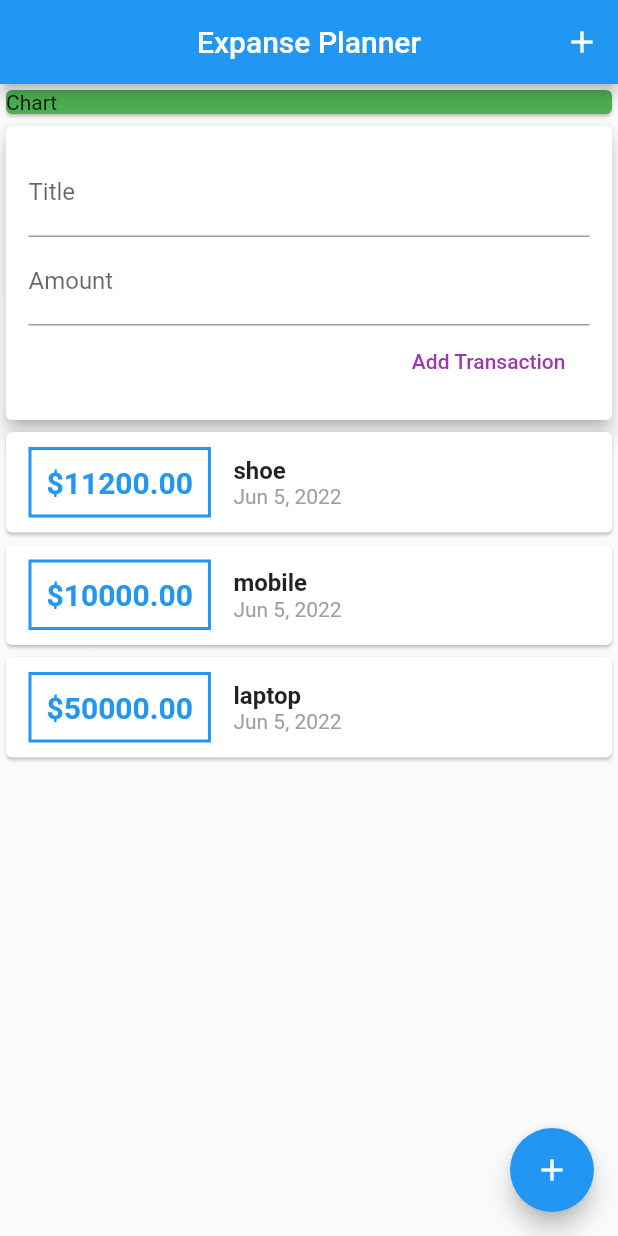
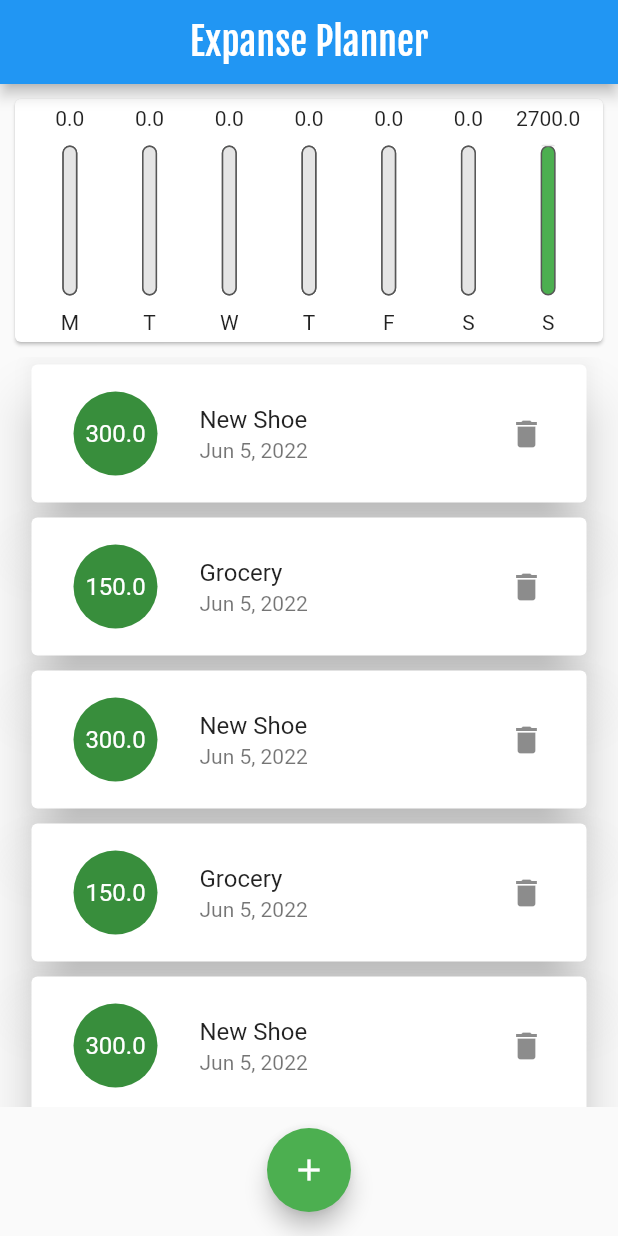
Before and after one commit to smitP7502/Expense-Tracker, a Flutter app: the screen it shows after launch, on a phone screen of 412 x 824 dp. Run offline on Flutter 3.47's test engine with Material 2 defaults, Android fonts, the phone set to English and light mode, and no system bars; missing offline and left inert: dart:ffi.

Commit message:
full app

```diff
--- /dev/null
+++ b/lib/classes/transaction.dart
@@ -0,0 +1,8 @@
+class Transaction {
+  final String title;
+  final String id;
+  final DateTime date;
+  final double amount;
+
+  Transaction(this.title, this.amount, this.id, this.date);
+}
--- a/lib/main.dart
+++ b/lib/main.dart
@@ -1,54 +1,101 @@
 // ignore_for_file: prefer_const_constructors
 
 import 'package:flutter/material.dart';
-import './widgets/user_transaction.dart'; // statefull widget
+import 'package:prectise/widgets/chart.dart';
 
-void main() => runApp(MyApp());
+import './classes/transaction.dart';
+import './widgets/transaction_display.dart';
+import './widgets/new_transaction.dart';
 
-class MyApp extends StatelessWidget {
-  // String? titleInput;
-  // String? amountInput;
-  // final titleController = TextEditingController();
-  // final amountController = TextEditingController();
+void main() => runApp(MyHome());
+
+class MyHome extends StatelessWidget {
+  const MyHome({Key? key}) : super(key: key);
 
   @override
   Widget build(BuildContext context) {
     return MaterialApp(
-      title: "Expanse planner app",
-      home: Scaffold(
+      title: 'Flutter App',
+      theme: ThemeData(
+        primarySwatch: Colors.green,
+        appBarTheme: AppBarTheme(
+          color: Colors.blue,
+          titleTextStyle: TextStyle(
+            fontFamily: 'Fjall',
+            // fontWeight: FontWeight.w600,
+            fontSize: 25,
+          ),
+        ),
+        listTileTheme: ListTileThemeData(),
+      ),
+      home: MyApp(),
+    );
+  }
+}
+
+class MyApp extends StatefulWidget {
+  @override
+  State<MyApp> createState() => _MyAppState();
+}
+
+class _MyAppState extends State<MyApp> {
+  // List of the transactions
+  final List<Transaction> _transactionList = [
+    Transaction("New Shoe", 300, DateTime.now().toString(), DateTime.now()),
+    Transaction("Grocery", 150, DateTime.now().toString(), DateTime.now()),
+    Transaction("New Shoe", 300, DateTime.now().toString(), DateTime.now()),
+    Transaction("Grocery", 150, DateTime.now().toString(), DateTime.now()),
+    Transaction("New Shoe", 300, DateTime.now().toString(), DateTime.now()),
+    Transaction("Grocery", 150, DateTime.now().toString(), DateTime.now()),
+    Transaction("New Shoe", 300, DateTime.now().toString(), DateTime.now()),
+    Transaction("Grocery", 150, DateTime.now().toString(), DateTime.now()),
+    Transaction("New Shoe", 300, DateTime.now().toString(), DateTime.now()),
+    Transaction("Grocery", 150, DateTime.now().toString(), DateTime.now()),
+    Transaction("New Shoe", 300, DateTime.now().toString(), DateTime.now()),
+    Transaction("Grocery", 150, DateTime.now().toString(), DateTime.now()),
+  ];
+
+  void _addTransaction(String title, double amount, DateTime dateT) {
+    final newTra = Transaction(title, amount, dateT.toString(), dateT);
+
+    setState(() {
+      _transactionList.add(newTra);
+    });
+  }
+
+  void _showInputWidget(BuildContext ctx) {
+    showModalBottomSheet(
+        context: ctx,
+        builder: (_) {
+          return NewTransaction(_addTransaction);
+        });
+  }
+
+  void _removeTra(String id) {
+    setState(() {
+      _transactionList.removeWhere((tx) => tx.id == id);
+    });
+  }
+
+  @override
+  Widget build(BuildContext context) {
+    return Scaffold(
       appBar: AppBar(
         title: Text("Expanse Planner"),
         centerTitle: true,
-          actions: <Widget>[
-            IconButton(
-              icon: Icon(Icons.add),
-              tooltip: "open the box",
-              onPressed: () {},
-            ),
-          ],
       ),
       body: SingleChildScrollView(
-          // Use for the scrollable column or row
         child: Column(
-            // ignore: prefer_const_literals_to_create_immutables
-            mainAxisAlignment: MainAxisAlignment.start,
-            crossAxisAlignment: CrossAxisAlignment.stretch,
           children: [
-              Card(
-                color: Colors.green,
-                child: Container(
-                  child: Text('Chart'),
-                  width: double.infinity,
-                ),
-              ),
-              UserTransaction(),
+            Chart(_transactionList),
+            TransactionDisplay(_transactionList, _removeTra),
           ],
         ),
       ),
+      floatingActionButtonLocation: FloatingActionButtonLocation.centerFloat,
       floatingActionButton: FloatingActionButton(
+        onPressed: () => _showInputWidget(context),
         child: Icon(Icons.add),
-          onPressed: () {},
-        ),
       ),
     );
   }
--- a/lib/module/transaction.dart
+++ /dev/null
@@ -1,10 +0,0 @@
-// this the Transaction class for the grab the data for the app
-
-class Transaction {
-  final String id;
-  final String title;
-  final int amount;
-  final DateTime date;
-
-  Transaction(this.id, this.title, this.amount, this.date);
-}
--- a/lib/widgets/chart.dart
+++ b/lib/widgets/chart.dart
@@ -1,63 +1,59 @@
 import 'package:flutter/material.dart';
 import 'package:intl/intl.dart';
 
-import '../module/transaction.dart';
-import '../widgets/char_bar.dart';
+import '../classes/transaction.dart';
+import '../widgets/chart_bar.dart';
 
 class Chart extends StatelessWidget {
-  final List<Transaction> recentTransacion;
+  final List<Transaction> _recentTransaction;
 
-  Chart(this.recentTransacion);
+  Chart(this._recentTransaction);
 
-  // get is the genarator which is used to genrate the dynamic values
-  List<Map<String, Object>> get groupedTransaction {
+  List<Map<String, Object>> get _groupedTransaction {
     return List.generate(7, (index) {
       final weekDay = DateTime.now().subtract(Duration(days: index));
-      // subract function is return DateTime instance using substacting the
-      //given days from today
 
-      double sum = 0;
+      double totalSum = 0;
 
-      for (var i = 0; i < recentTransacion.length; i++) {
-        if (recentTransacion[i].date.day == weekDay.day &&
-            recentTransacion[i].date.month == weekDay.month &&
-            recentTransacion[i].date.year == weekDay.year) {
-          sum += recentTransacion[i].amount;
+      for (var i = 0; i < _recentTransaction.length; i++) {
+        if (weekDay.day == _recentTransaction[i].date.day &&
+            weekDay.month == _recentTransaction[i].date.month &&
+            weekDay.year == _recentTransaction[i].date.year) {
+          totalSum += _recentTransaction[i].amount;
         }
       }
-      print(DateFormat.E().format(weekDay));
-      print(sum);
+
       return {
         'day': DateFormat.E().format(weekDay).substring(0, 1),
-        'amount': sum
+        'amount': totalSum
       };
-    });
+    }).reversed.toList();
   }
 
-  double get totalSpending {
-    return groupedTransaction.fold(0.0000000001, (sum, item) {
-      double am = item['amount'] as double;
-      return am + sum;
+  double get TotalAmount {
+    return _groupedTransaction.fold(0, (sum, ele) {
+      double am = ele['amount'] as double;
+      return sum + am;
     });
   }
 
   @override
   Widget build(BuildContext context) {
-    print(groupedTransaction);
+    print(_groupedTransaction);
+    print(TotalAmount);
     return Card(
-      margin: EdgeInsets.all(15),
-      child: Row(
-        mainAxisAlignment: MainAxisAlignment.spaceAround,
-        children: groupedTransaction.map((tx) {
-          String str = tx['day'] as String;
-          double am = tx['amount'] as double;
-          double percent = am / totalSpending;
-
-          // Flexible widget contain FlexFit attrubute so the acctual postion of
-          // of the other widget will remain same
-          return Flexible(
-              fit: FlexFit.tight, child: ChartBar(str, am, percent));
-        }).toList(),
+      margin: EdgeInsets.all(10),
+      child: Padding(
+        padding: EdgeInsets.symmetric(vertical: 5, horizontal: 10),
+        child: Row(
+          mainAxisAlignment: MainAxisAlignment.spaceAround,
+          children: _groupedTransaction.map((gt) {
+            String title = gt['day'] as String;
+            double am = gt['amount'] as double;
+            double percent = (TotalAmount == 0 ? 0 : am / TotalAmount);
+            return ChartBar(title, am, percent);
+          }).toList(),
+        ),
       ),
     );
   }
--- /dev/null
+++ b/lib/widgets/chart_bar.dart
@@ -0,0 +1,69 @@
+import 'package:flutter/foundation.dart';
+import 'package:flutter/material.dart';
+
+class ChartBar extends StatelessWidget {
+  final String day;
+  final double amount;
+  final double percnet;
+
+  ChartBar(this.day, this.amount, this.percnet);
+
+  @override
+  Widget build(BuildContext context) {
+    return Flexible(
+      fit: FlexFit.tight,
+      child: Column(
+        mainAxisAlignment: MainAxisAlignment.spaceAround,
+        children: [
+          FittedBox(
+            child: Text(amount.toString()),
+            fit: BoxFit.fill,
+          ),
+          SizedBox(height: 10),
+          Container(
+            height: 100,
+            width: 10,
+            child: Stack(
+              children: [
+                Container(
+                  decoration: BoxDecoration(
+                    color: Colors.green,
+                    border: Border.all(
+                        color: Color.fromARGB(255, 86, 86, 86), width: 1),
+                    borderRadius: BorderRadius.circular(10),
+                  ),
+                ),
+                FractionallySizedBox(
+                  heightFactor: 1 - percnet,
+                  child: percnet == 0
+                      ? Container(
+                          decoration: BoxDecoration(
+                              color: Color.fromARGB(255, 229, 229, 229),
+                              border: Border.all(
+                                  color: Color.fromARGB(255, 86, 86, 86),
+                                  width: 1),
+                              borderRadius: BorderRadius.circular(10)),
+                        )
+                      : Container(
+                          decoration: BoxDecoration(
+                            color: Color.fromARGB(255, 229, 229, 229),
+                            border: Border.all(
+                                color: Color.fromARGB(255, 86, 86, 86),
+                                width: 1),
+                            borderRadius: BorderRadius.only(
+                              topLeft: Radius.circular(10),
+                              topRight: Radius.circular(10),
+                            ),
+                          ),
+                        ),
+                ),
+              ],
+            ),
+          ),
+          SizedBox(height: 10),
+          Text(day)
+        ],
+      ),
+    );
+  }
+}
--- /dev/null
+++ b/lib/widgets/transaction_display.dart
@@ -0,0 +1,59 @@
+import 'package:flutter/foundation.dart';
+import 'package:flutter/material.dart';
+import 'package:intl/intl.dart';
+
+import '../classes/transaction.dart';
+
+class TransactionDisplay extends StatelessWidget {
+  final List<Transaction> _transactionList;
+  final Function _Delete;
+
+  TransactionDisplay(this._transactionList, this._Delete);
+
+  @override
+  Widget build(BuildContext context) {
+    return Container(
+      height: 500,
+      child: _transactionList.isEmpty
+          ? Column(
+              children: [
+                Text('No Transaction Yet!'),
+                SizedBox(
+                  height: 10,
+                ),
+                FittedBox(
+                    child: Image.asset('assets/image/empty.png'),
+                    fit: BoxFit.fill),
+              ],
+            )
+          : ListView.builder(
+              itemCount: _transactionList.length,
+              itemBuilder: (BuildContext, index) {
+                return Card(
+                  elevation: 15,
+                  margin: EdgeInsets.symmetric(vertical: 5, horizontal: 21),
+                  child: Padding(
+                    padding: EdgeInsets.symmetric(vertical: 10),
+                    child: ListTile(
+                      leading: CircleAvatar(
+                        radius: 40,
+                        child: FittedBox(
+                          child:
+                              Text(_transactionList[index].amount.toString()),
+                          fit: BoxFit.fill,
+                        ),
+                      ),
+                      title: Text(_transactionList[index].title),
+                      subtitle: Text(
+                        DateFormat.yMMMd().format(_transactionList[index].date),
+                      ),
+                      trailing: IconButton(
+                          onPressed: () => _Delete(_transactionList[index].id),
+                          icon: Icon(Icons.delete)),
+                    ),
+                  ),
+                );
+              }),
+    );
+  }
+}
--- a/lib/widgets/transaction_list.dart
+++ /dev/null
@@ -1,72 +0,0 @@
-// ignore_for_file: prefer_const_constructors
-
-import 'package:flutter/material.dart';
-import 'package:intl/intl.dart';
-
-import '../module/transaction.dart';
-
-class TransactionList extends StatelessWidget {
-  final List<Transaction> transactions;
-
-  TransactionList(this.transactions);
-
-  @override
-  Widget build(BuildContext context) {
-    return Container(
-      height: 700,
-      child: ListView.builder(
-        itemBuilder: (ctx, index) {
-          return Card(
-            child: Row(
-              children: <Widget>[
-                Container(
-                  margin: EdgeInsets.symmetric(
-                    vertical: 10,
-                    horizontal: 15,
-                  ),
-                  decoration: BoxDecoration(
-                    border: Border.all(
-                      color: Theme.of(context).primaryColor,
-                      width: 2,
-                    ),
-                  ),
-                  padding: EdgeInsets.all(10),
-                  child: Text(
-                    '\$${transactions[index].amount.toStringAsFixed(2)}',
-                    // ignore: prefer_const_constructors
-                    style: TextStyle(
-                      fontWeight: FontWeight.bold,
-                      fontSize: 20,
-                      color: Theme.of(context).primaryColor,
-                    ),
-                  ),
-                ),
-                Column(
-                  crossAxisAlignment: CrossAxisAlignment.start,
-                  children: <Widget>[
-                    Text(
-                      transactions[index].title,
-                      // ignore: prefer_const_constructors
-                      style: TextStyle(
-                        fontSize: 16,
-                        fontWeight: FontWeight.bold,
-                      ),
-                    ),
-                    Text(
-                      DateFormat.yMMMd().format(transactions[index].date),
-                      // ignore: prefer_const_constructors
-                      style: TextStyle(
-                        color: Colors.grey,
-                      ),
-                    ),
-                  ],
-                ),
-              ],
-            ),
-          );
-        },
-        itemCount: transactions.length,
-      ),
-    );
-  }
-}
--- a/lib/widgets/user_transaction.dart
+++ /dev/null
@@ -1,38 +0,0 @@
-import 'package:flutter/material.dart';
-import '../module/transaction.dart'; // this is the normal class
-import '../widgets/new_transaction.dart';
-import '../widgets/transaction_list.dart';
-
-class UserTransaction extends StatefulWidget {
-  const UserTransaction({Key? key}) : super(key: key);
-
-  @override
-  State<UserTransaction> createState() => _UserTransactionState();
-}
-
-class _UserTransactionState extends State<UserTransaction> {
-  List<Transaction> _userTransaction = [
-    Transaction("t1", "shoe", 11200, DateTime.now()),
-    Transaction("t2", "mobile", 10000, DateTime.now()),
-    Transaction("t3", "laptop", 50000, DateTime.now()),
-  ];
-
-  void _addNewTransaction(String txTitle, int txAmount) {
-    final newTx = Transaction(
-        DateTime.now().toString(), txTitle, txAmount, DateTime.now());
-
-    setState(() {
-      _userTransaction.add(newTx);
-    });
-  }
-
-  @override
-  Widget build(BuildContext context) {
-    return Column(
-      children: [
-        NewTransaction(_addNewTransaction),
-        TransactionList(_userTransaction),
-      ],
-    );
-  }
-}
```
Also changed, not shown: lib/widgets/char_bar.dart (deleted, +0 -51 lines), lib/widgets/new_transaction.dart (+79 -32 lines), pubspec.yaml (+13 -15 lines), assets/fonts/FjallaOne-Regular.ttf (added), assets/fonts/Joan-Regular.ttf (added), assets/fonts/JosefinSans-Regular.ttf (added), assets/fonts/Rubik-VariableFont_wght.ttf (deleted), assets/fonts/TitilliumWeb-Regular.ttf (deleted), assets/image/empty.png (added), assets/images/empty.png (deleted), 14 other files. Lines whose indentation alone changed are shown as unchanged.
